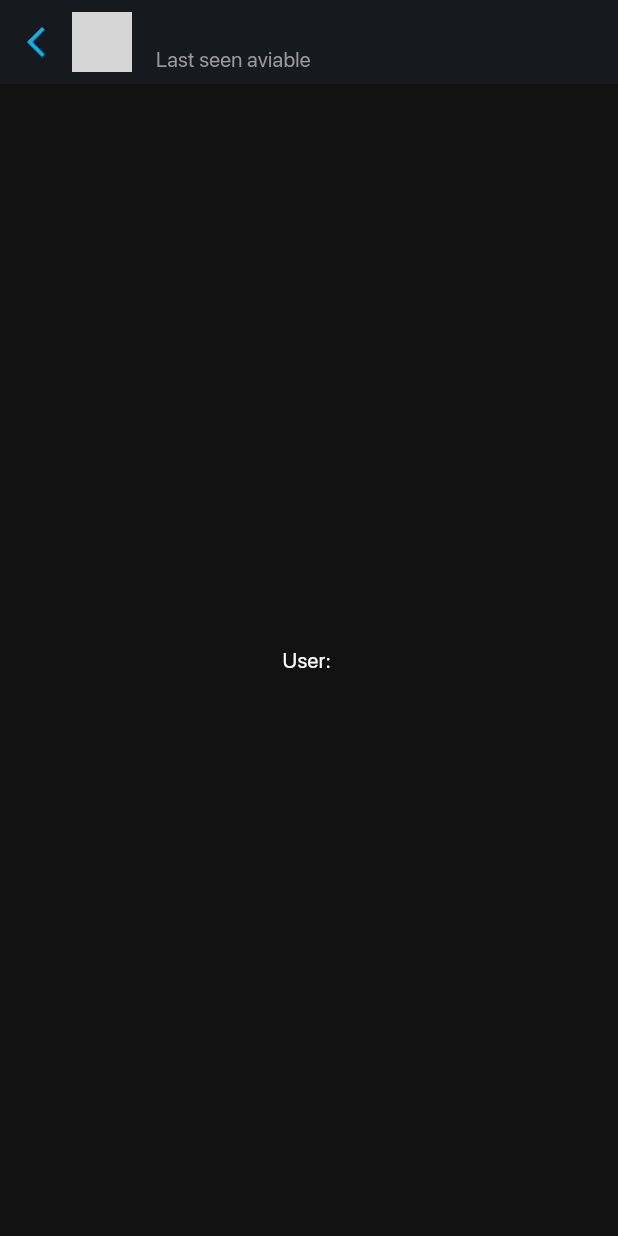
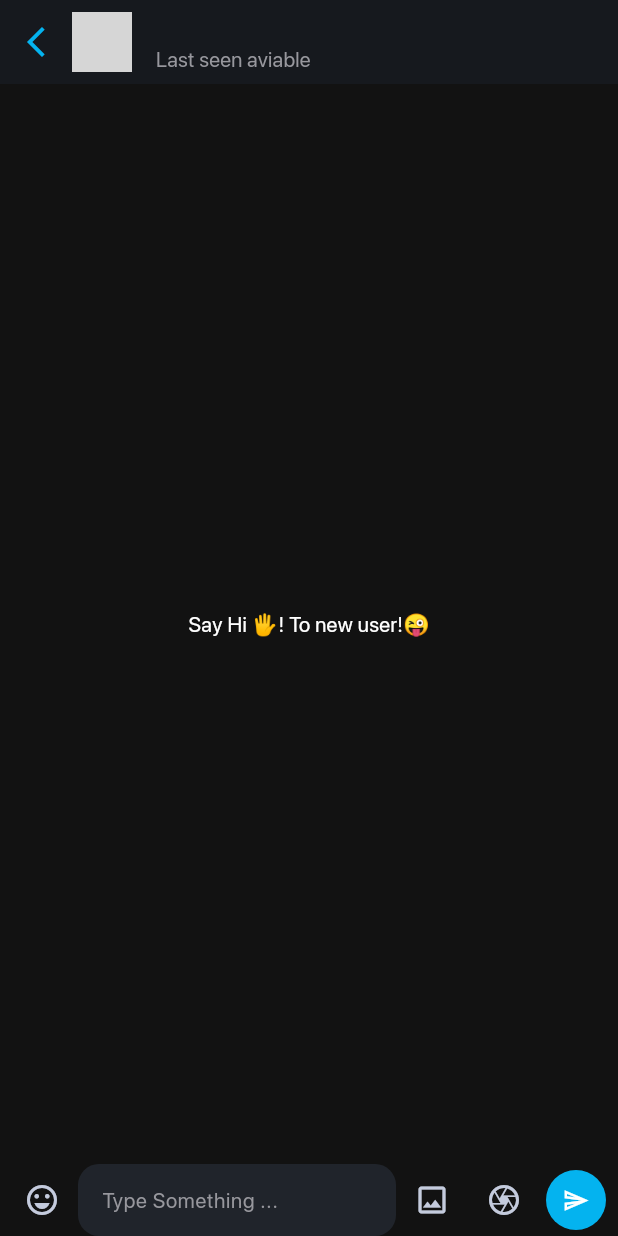
Before and after one commit to Montalmo/izi_chat, a Flutter app: the ChatScreen screen opened directly with empty values, on a phone screen of 412 x 824 dp. Run offline on Flutter 3.47's test engine with Material 3 defaults, Android fonts, the phone set to English and light mode, and no system bars; drawn by our look-alikes of cached_network_image; our stand-ins replace cloud_firestore, firebase_auth, firebase_core, firebase_storage, google_sign_in, image_picker; missing offline and left inert: svg_flutter; accounts and stored records are empty; generated files the repository leaves out were written again; network calls fail; grey boxes are pictures that could not be loaded.

Commit message:
Start Develope - Chating screen: Add bottom area with text input and additional buttons

```diff
--- a/lib/screens/chat_screen.dart
+++ b/lib/screens/chat_screen.dart
@@ -30,7 +30,119 @@ class _ChatScreenState extends State<ChatScreen> {
             mqd,
           ),
         ),
-        body: Center(child: Text('User: ${dialogChatUser.name}')),
+        body: Column(
+          children: [
+            Expanded(
+              child: StreamBuilder(
+                builder: (context, snapshot) {
+                  switch (snapshot.connectionState) {
+                    case ConnectionState.waiting:
+                    case ConnectionState.active:
+                    case ConnectionState.none:
+                    // return const Center(
+                    //   child: CircularProgressIndicator(),
+                    // );
+                    case ConnectionState.done:
+                      final List _messageList = [];
+                      if (_messageList.isNotEmpty) {
+                        return ListView.builder(
+                            itemCount: _messageList.length,
+                            itemBuilder: (context, index) {
+                              Text('Message: ${_messageList[index]}');
+                            });
+                      } else {
+                        return const Center(
+                          child: Text('Say Hi 🖐️! To new user!😜'),
+                        );
+                      }
+
+                  }
+                },
+                stream: null,
+              ),
+            ),
+            _chatInput(),
+          ],
+        ),
+      ),
+    );
+  }
+
+  Widget _chatInput() {
+    return Padding(
+      padding: const EdgeInsets.symmetric(
+        horizontal: 4.0,
+      ),
+      child: Row(
+        children: [
+          IconButton(
+            onPressed: () {},
+            icon: const Icon(
+              Icons.emoji_emotions_outlined,
+              color: PalletColors.cGray,
+            ),
+          ),
+          const Expanded(
+            child: TextField(
+              keyboardType: TextInputType.multiline,
+              maxLength: null,
+              decoration: InputDecoration(
+                  hintStyle: TextStyle(
+                    color: PalletColors.cGrayText,
+                    fontSize: 14.0,
+                  ),
+                  enabledBorder: OutlineInputBorder(
+                    borderSide: BorderSide(color: Colors.transparent),
+                    borderRadius: BorderRadius.all(
+                      Radius.circular(
+                        14.0,
+                      ),
+                    ),
+                  ),
+                  contentPadding: EdgeInsets.symmetric(
+                    vertical: 0,
+                    horizontal: 12,
+                  ),
+                  border: OutlineInputBorder(),
+                  filled: true,
+                  fillColor: PalletColors.cGrayField,
+                  focusedBorder: OutlineInputBorder(
+                    borderSide: BorderSide(color: Colors.transparent),
+                    borderRadius: BorderRadius.all(
+                      Radius.circular(
+                        14.0,
+                      ),
+                    ),
+                  ),
+                  hintText: 'Type Something ...'),
+            ),
+          ),
+          IconButton(
+            onPressed: () {},
+            icon: const Icon(
+              Icons.image_outlined,
+              size: 24,
+              color: PalletColors.cGray,
+            ),
+          ),
+          IconButton(
+            onPressed: () {},
+            icon: const Icon(
+              Icons.camera_outlined,
+              size: 24,
+              color: PalletColors.cGray,
+            ),
+          ),
+          IconButton.filled(
+            onPressed: () {},
+            color: PalletColors.cCyan600,
+            icon: const Icon(
+              Icons.send_outlined,
+              size: 18,
+              color: PalletColors.cWhite,
+            ),
+          ),
+        ],
       ),
     );
   }
--- /dev/null
+++ b/lib/widgets/message_card.dart
@@ -0,0 +1,15 @@
+import 'package:flutter/material.dart';
+
+class MessageCrd extends StatefulWidget {
+  const MessageCrd({super.key});
+
+  @override
+  State<MessageCrd> createState() => _MessageCrdState();
+}
+
+class _MessageCrdState extends State<MessageCrd> {
+  @override
+  Widget build(BuildContext context) {
+    return Container();
+  }
+}
```
